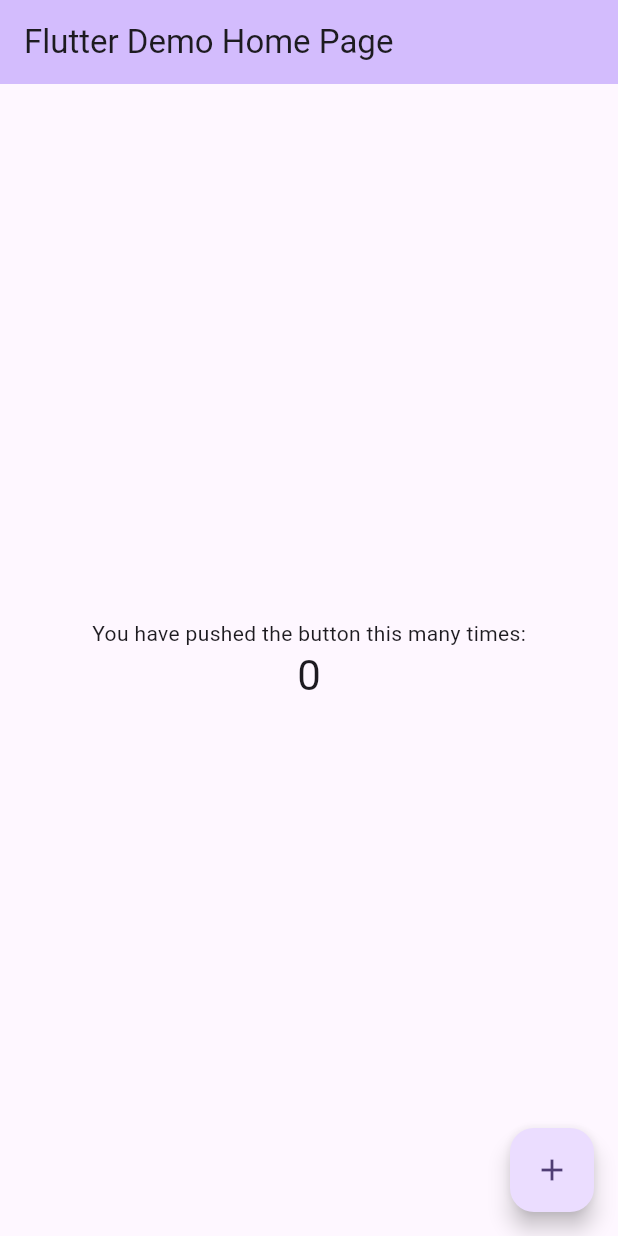
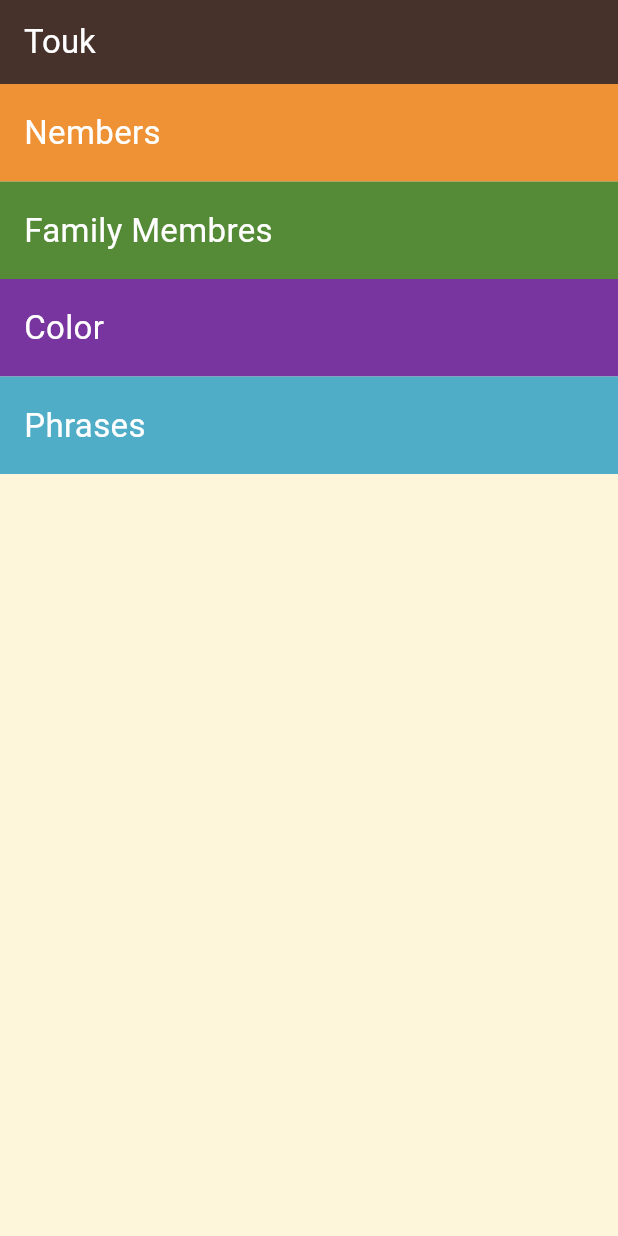
Before and after one commit to Abdo-Elsabagh/toku, a Flutter app: the screen it shows after launch, on a phone screen of 412 x 824 dp. Run offline on Flutter 3.47's test engine with Material 3 defaults, Android fonts, the light colour scheme and no system bars.

Commit message:
Completion of the design of the application's home page

```diff
--- a/lib/main.dart
+++ b/lib/main.dart
@@ -1,125 +1,81 @@
 import 'package:flutter/material.dart';
 
 void main() {
-  runApp(const MyApp());
+  runApp(const TokuApp());
 }
 
-class MyApp extends StatelessWidget {
-  const MyApp({super.key});
+class TokuApp extends StatelessWidget {
+  const TokuApp({super.key});
 
-  // This widget is the root of your application.
   @override
   Widget build(BuildContext context) {
     return MaterialApp(
-      title: 'Flutter Demo',
-      theme: ThemeData(
-        // This is the theme of your application.
-        //
-        // TRY THIS: Try running your application with "flutter run". You'll see
-        // the application has a purple toolbar. Then, without quitting the app,
-        // try changing the seedColor in the colorScheme below to Colors.green
-        // and then invoke "hot reload" (save your changes or press the "hot
-        // reload" button in a Flutter-supported IDE, or press "r" if you used
-        // the command line to start the app).
-        //
-        // Notice that the counter didn't reset back to zero; the application
-        // state is not lost during the reload. To reset the state, use hot
-        // restart instead.
-        //
-        // This works for code too, not just values: Most code changes can be
-        // tested with just a hot reload.
-        colorScheme: ColorScheme.fromSeed(seedColor: Colors.deepPurple),
-        useMaterial3: true,
-      ),
-      home: const MyHomePage(title: 'Flutter Demo Home Page'),
-    );
-  }
-}
-
-class MyHomePage extends StatefulWidget {
-  const MyHomePage({super.key, required this.title});
-
-  // This widget is the home page of your application. It is stateful, meaning
-  // that it has a State object (defined below) that contains fields that affect
-  // how it looks.
-
-  // This class is the configuration for the state. It holds the values (in this
-  // case the title) provided by the parent (in this case the App widget) and
-  // used by the build method of the State. Fields in a Widget subclass are
-  // always marked "final".
-
-  final String title;
-
-  @override
-  State<MyHomePage> createState() => _MyHomePageState();
-}
-
-class _MyHomePageState extends State<MyHomePage> {
-  int _counter = 0;
-
-  void _incrementCounter() {
-    setState(() {
-      // This call to setState tells the Flutter framework that something has
-      // changed in this State, which causes it to rerun the build method below
-      // so that the display can reflect the updated values. If we changed
-      // _counter without calling setState(), then the build method would not be
-      // called again, and so nothing would appear to happen.
-      _counter++;
-    });
-  }
-
-  @override
-  Widget build(BuildContext context) {
-    // This method is rerun every time setState is called, for instance as done
-    // by the _incrementCounter method above.
-    //
-    // The Flutter framework has been optimized to make rerunning build methods
-    // fast, so that you can just rebuild anything that needs updating rather
-    // than having to individually change instances of widgets.
-    return Scaffold(
-      appBar: AppBar(
-        // TRY THIS: Try changing the color here to a specific color (to
-        // Colors.amber, perhaps?) and trigger a hot reload to see the AppBar
-        // change color while the other colors stay the same.
-        backgroundColor: Theme.of(context).colorScheme.inversePrimary,
-        // Here we take the value from the MyHomePage object that was created by
-        // the App.build method, and use it to set our appbar title.
-        title: Text(widget.title),
-      ),
-      body: Center(
-        // Center is a layout widget. It takes a single child and positions it
-        // in the middle of the parent.
-        child: Column(
-          // Column is also a layout widget. It takes a list of children and
-          // arranges them vertically. By default, it sizes itself to fit its
-          // children horizontally, and tries to be as tall as its parent.
-          //
-          // Column has various properties to control how it sizes itself and
-          // how it positions its children. Here we use mainAxisAlignment to
-          // center the children vertically; the main axis here is the vertical
-          // axis because Columns are vertical (the cross axis would be
-          // horizontal).
-          //
-          // TRY THIS: Invoke "debug painting" (choose the "Toggle Debug Paint"
-          // action in the IDE, or press "p" in the console), to see the
-          // wireframe for each widget.
-          mainAxisAlignment: MainAxisAlignment.center,
-          children: <Widget>[
-            const Text(
-              'You have pushed the button this many times:',
+      debugShowCheckedModeBanner: false,
+      home: Scaffold(
+        backgroundColor: const Color(0xffFEF6DB),
+        appBar: AppBar(
+          backgroundColor: const Color(0xff46322B),
+          title: const Text(
+            'Touk',
+            style: TextStyle(color: Colors.white),
+          ),
+        ),
+        body: Column(
+          children: [
+            Container(
+              alignment: Alignment.centerLeft,
+              height: 65,
+              width: double.infinity,
+              color: const Color(0xffEf9235),
+              child: const Padding(
+                padding: EdgeInsets.all(16.0),
+                child: Text(
+                  'Nembers ',
+                  style: TextStyle(fontSize: 22, color: Colors.white),
+                ),
+              ),
             ),
-            Text(
-              '$_counter',
-              style: Theme.of(context).textTheme.headlineMedium,
+            GestureDetector(
+              onTap: () {},
+              child: Container(
+                padding: const EdgeInsets.all(16),
+                alignment: Alignment.centerLeft,
+                height: 65,
+                width: double.infinity,
+                color: const Color(0xff558B37),
+                child: const Text(
+                  'Family Membres',
+                  style: TextStyle(fontSize: 22, color: Colors.white),
+                ),
+              ),
+            ),
+            Container(
+              padding: const EdgeInsets.all(16),
+              alignment: Alignment.centerLeft,
+              height: 65,
+              width: double.infinity,
+              color: const Color(0xff79359F),
+              child: const Text(
+                'Color ',
+                style: TextStyle(fontSize: 22, color: Colors.white),
+              ),
+            ),
+            Container(
+              alignment: Alignment.centerLeft,
+              height: 65,
+              width: double.infinity,
+              color: const Color(0xff50ADC7),
+              child: const Padding(
+                padding: EdgeInsets.all(16.0),
+                child: Text(
+                  'Phrases ',
+                  style: TextStyle(fontSize: 22, color: Colors.white),
+                ),
+              ),
             ),
           ],
         ),
       ),
-      floatingActionButton: FloatingActionButton(
-        onPressed: _incrementCounter,
-        tooltip: 'Increment',
-        child: const Icon(Icons.add),
-      ), // This trailing comma makes auto-formatting nicer for build methods.
     );
   }
 }
```
Also changed, not shown: assets/images/json_svg/Splash_screen.json (renamed from assets/images/json/Animation - 1724220460381.json).
